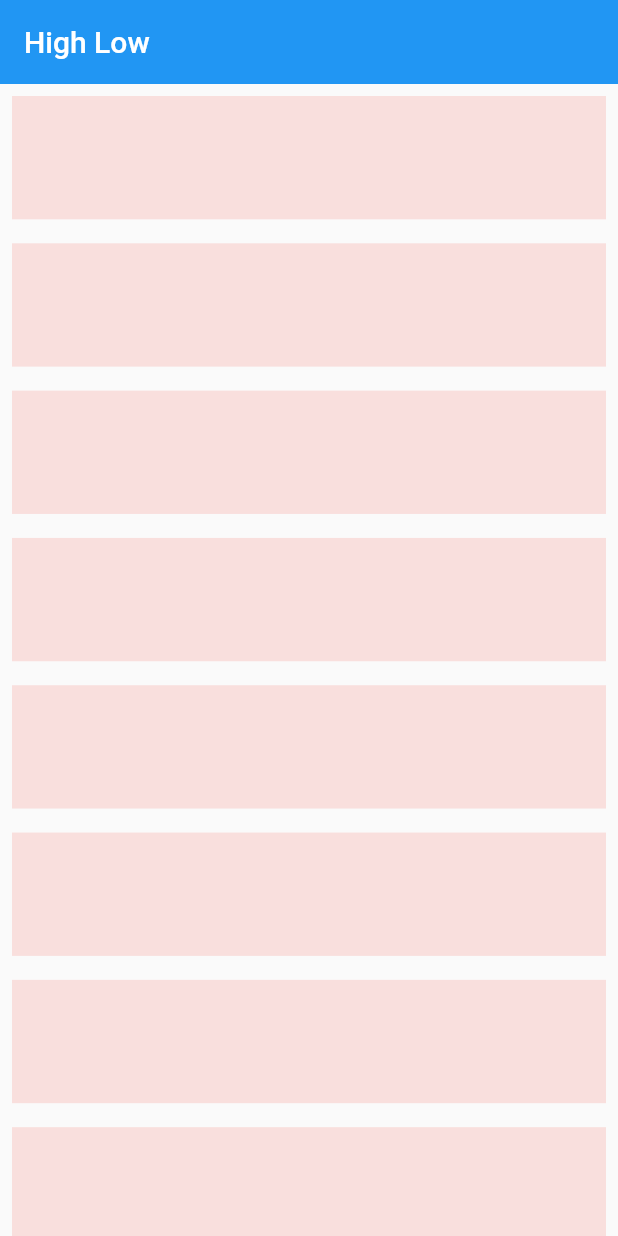
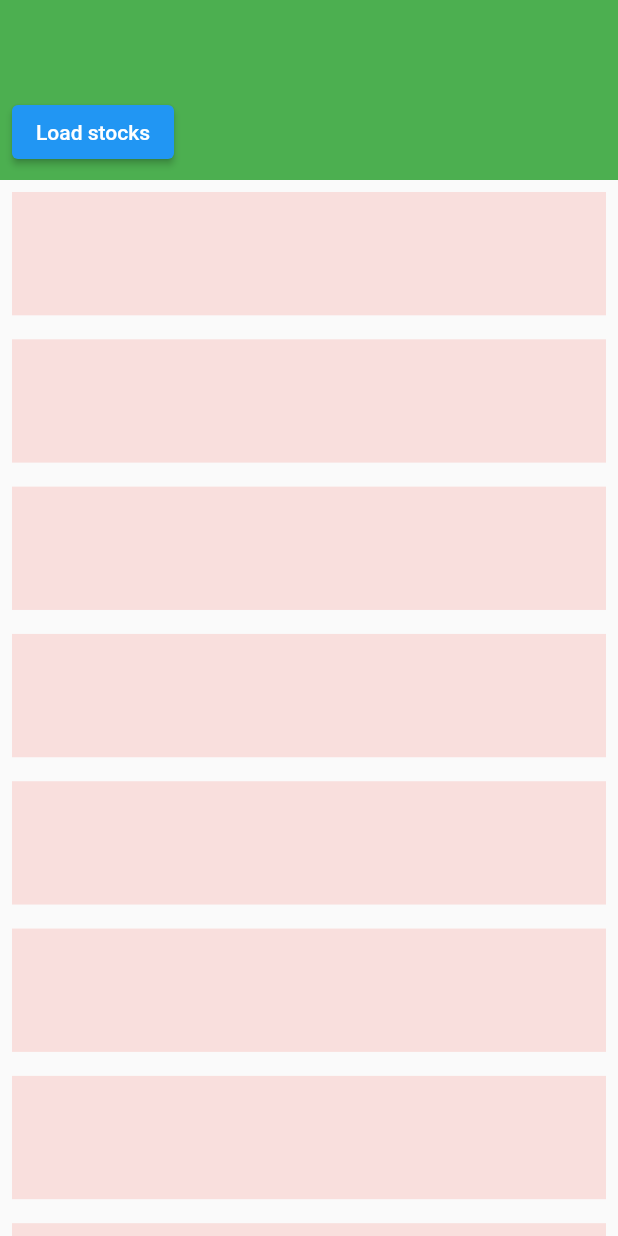
Before and after one commit to alphamikle/high_low, a Flutter app: the screen it shows after launch, on a phone screen of 412 x 824 dp. Run offline on Flutter 3.47's test engine with Material 2 defaults, Android fonts, the phone set to English and light mode, and no system bars; our stand-ins replace dio, logger; missing offline and left inert: isolator; generated files the repository leaves out were written again.

Commit message:
Day 2: - start work with finhub api: simple request, model deserialization, etc... - create main view frontend and backend basic logic - add provider initialization

```diff
--- /dev/null
+++ b/lib/domain/main/dto/stock_item.dart
@@ -0,0 +1,46 @@
+import 'package:flutter/foundation.dart';
+import 'package:high_low/service/logs/logs.dart';
+import 'package:high_low/service/types/types.dart';
+import 'package:json_annotation/json_annotation.dart';
+
+part 'stock_item.g.dart';
+
+/*
+{
+  "currency": "USD",
+  "description": "ENVIRONMENTAL CONTROL CORP",
+  "displaySymbol": "EVCC",
+  "figi": "BBG000HWWS67",
+  "mic": "OOTC",
+  "symbol": "EVCC",
+  "type": "Common Stock"
+}
+ */
+@immutable
+@JsonSerializable()
+class StockItem {
+  const StockItem({
+    required this.currency,
+    required this.description,
+    required this.displaySymbol,
+    required this.figi,
+    required this.mic,
+    required this.symbol,
+    required this.type,
+  });
+
+  factory StockItem.fromJson(Json json) => _$StockItemFromJson(json);
+
+  final String currency;
+  final String description;
+  final String displaySymbol;
+  final String figi;
+  final String mic;
+  final String symbol;
+  final String type;
+
+  Json toJson() => _$StockItemToJson(this);
+
+  @override
+  String toString() => prettyJson(toJson());
+}
--- /dev/null
+++ b/lib/domain/main/logic/main_backend.dart
@@ -0,0 +1,24 @@
+import 'package:high_low/domain/finhub/logic/finhub_provider.dart';
+import 'package:high_low/domain/main/dto/stock_item.dart';
+import 'package:high_low/domain/main/logic/main_frontend.dart';
+import 'package:isolator/isolator.dart';
+
+class MainBackend extends Backend<MainEvent> {
+  MainBackend({
+    required BackendArgument<void> argument,
+    required FinhubProvider finHubProvider,
+  })  : _finHubProvider = finHubProvider,
+        super(argument);
+
+  final FinhubProvider _finHubProvider;
+
+  Future<void> _loadStocks() async {
+    final List<StockItem> stocks = await _finHubProvider.fetchListOfStocks();
+    sendChunks(MainEvent.loadStocks, stocks);
+  }
+
+  @override
+  Map<MainEvent, Function> get operations => {
+        MainEvent.loadStocks: _loadStocks,
+      };
+}
--- /dev/null
+++ b/lib/domain/main/logic/main_frontend.dart
@@ -0,0 +1,48 @@
+import 'package:flutter/cupertino.dart';
+import 'package:high_low/domain/main/dto/stock_item.dart';
+import 'package:high_low/domain/main/logic/main_backend.dart';
+import 'package:high_low/service/di/di.dart';
+import 'package:high_low/service/di/registrations.dart';
+import 'package:isolator/isolator.dart';
+
+enum MainEvent {
+  init,
+  loadStocks,
+}
+
+class MainFrontend with Frontend<MainEvent>, ChangeNotifier {
+  bool isLaunching = true;
+  bool isStocksLoading = false;
+  bool _isInLaunchProcess = false;
+  bool _isLaunched = false;
+
+  Future<void> loadStocks() async {
+    _update(() => isStocksLoading = true);
+    final List<StockItem> stocks = await runBackendMethod(MainEvent.loadStocks);
+    _update(() => isStocksLoading = false);
+  }
+
+  Future<void> launch() async {
+    if (!isLaunching || _isLaunched || _isInLaunchProcess) {
+      return;
+    }
+    _isInLaunchProcess = true;
+    await initBackend(_launch, backendType: MainBackend);
+    _isInLaunchProcess = false;
+    _isLaunched = true;
+    _update(() => isLaunching = false);
+  }
+
+  void _update(VoidCallback dataChanger) {
+    dataChanger();
+    notifyListeners();
+  }
+
+  static Future<void> _launch(BackendArgument<void> argument) async {
+    initDependencies();
+    MainBackend(argument: argument, finHubProvider: Di.get());
+  }
+
+  @override
+  Map<MainEvent, Function> get tasks => {};
+}
--- a/lib/domain/main/main_view.dart
+++ /dev/null
@@ -1,35 +0,0 @@
-import 'dart:math';
-
-import 'package:flutter/material.dart';
-
-class MainView extends StatefulWidget {
-  const MainView({Key? key}) : super(key: key);
-
-  @override
-  _MainViewState createState() => _MainViewState();
-}
-
-class _MainViewState extends State<MainView> {
-  @override
-  Widget build(BuildContext context) {
-    return Scaffold(
-      body: CustomScrollView(
-        slivers: [
-          SliverAppBar(
-            title: Text('High Low'),
-          ),
-          for (int i = 0; i < 10; i++)
-            SliverToBoxAdapter(
-              child: Padding(
-                padding: const EdgeInsets.all(8),
-                child: Container(
-                  color: Colors.red.withOpacity(0.15),
-                  height: Random().nextDouble() * (100 - 80) + 80,
-                ),
-              ),
-            )
-        ],
-      ),
-    );
-  }
-}
--- /dev/null
+++ b/lib/domain/main/ui/main_view.dart
@@ -0,0 +1,53 @@
+import 'dart:math';
+
+import 'package:flutter/material.dart';
+import 'package:high_low/domain/main/logic/main_frontend.dart';
+import 'package:high_low/domain/main/ui/main_header.dart';
+import 'package:provider/provider.dart';
+
+class MainView extends StatefulWidget {
+  const MainView({Key? key}) : super(key: key);
+
+  @override
+  _MainViewState createState() => _MainViewState();
+}
+
+class _MainViewState extends State<MainView> {
+  @override
+  void initState() {
+    super.initState();
+    Provider.of<MainFrontend>(context, listen: false).launch();
+  }
+
+  @override
+  Widget build(BuildContext context) {
+    return Scaffold(
+      body: Consumer(
+        builder: (BuildContext context, MainFrontend state, Widget? child) => AnimatedSwitcher(
+          duration: const Duration(milliseconds: 250),
+          child: state.isLaunching
+              ? Center(
+                  child: Text('Loading...'),
+                )
+              : CustomScrollView(
+                  physics: const BouncingScrollPhysics(),
+                  slivers: [
+                    child!,
+                    for (int i = 0; i < 10; i++)
+                      SliverToBoxAdapter(
+                        child: Padding(
+                          padding: const EdgeInsets.all(8),
+                          child: Container(
+                            color: Colors.red.withOpacity(0.15),
+                            height: Random().nextDouble() * (100 - 80) + 80,
+                          ),
+                        ),
+                      )
+                  ],
+                ),
+        ),
+        child: const MainHeader(),
+      ),
+    );
+  }
+}
--- /dev/null
+++ b/lib/service/config/config.dart
@@ -0,0 +1,3 @@
+abstract class Config {
+  static const String finhubToken = String.fromEnvironment('FIN_HUB_TOKEN', defaultValue: '');
+}
--- a/lib/service/routing/root_router_delegate.dart
+++ b/lib/service/routing/root_router_delegate.dart
@@ -1,7 +1,7 @@
 import 'dart:async';
 
 import 'package:flutter/material.dart';
-import 'package:high_low/domain/main/main_view.dart';
+import 'package:high_low/domain/main/ui/main_view.dart';
 import 'package:high_low/service/di/di.dart';
 import 'package:high_low/service/logs/logs.dart';
 import 'package:high_low/service/routing/page_builder.dart';
--- a/lib/service/types/types.dart
+++ b/lib/service/types/types.dart
@@ -1,5 +1 @@
 typedef Json = Map<String, dynamic>;
-
-// Helper for import types
-// ignore: constant_identifier_names
-const bool TYPES = true;
--- a/pubspec.yaml
+++ b/pubspec.yaml
@@ -13,6 +13,9 @@ dependencies:
   cupertino_icons: ^1.0.3
   json_annotation: ^4.3.0
   logger: ^1.1.0
+  isolator: ^1.1.0
+  dio: ^4.0.1
+  provider: ^6.0.1
 
 dev_dependencies:
   flutter_test:
```
Also changed, not shown: lib/domain/finhub/logic/finhub_provider.dart (added, +17 -0 lines), lib/domain/main/ui/main_header.dart (added, +53 -0 lines), lib/main.dart (+10 -1 lines), lib/service/di/registrations.dart (+5 -2 lines), lib/service/theme/app_theme.dart (added, +11 -0 lines), pubspec.lock.
